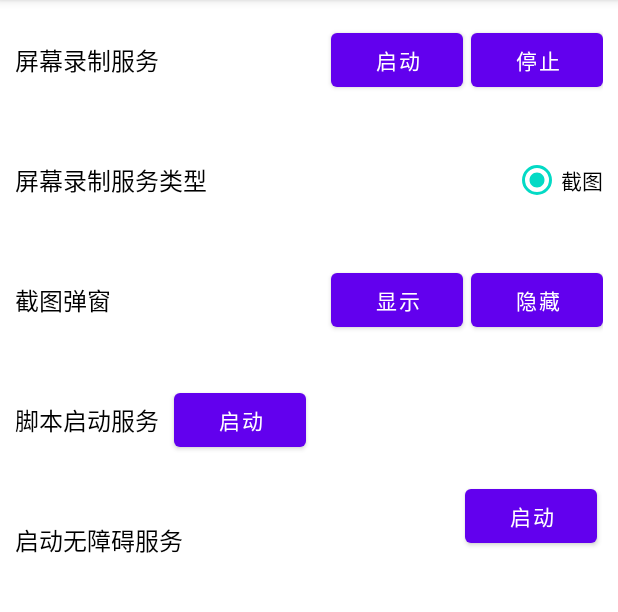
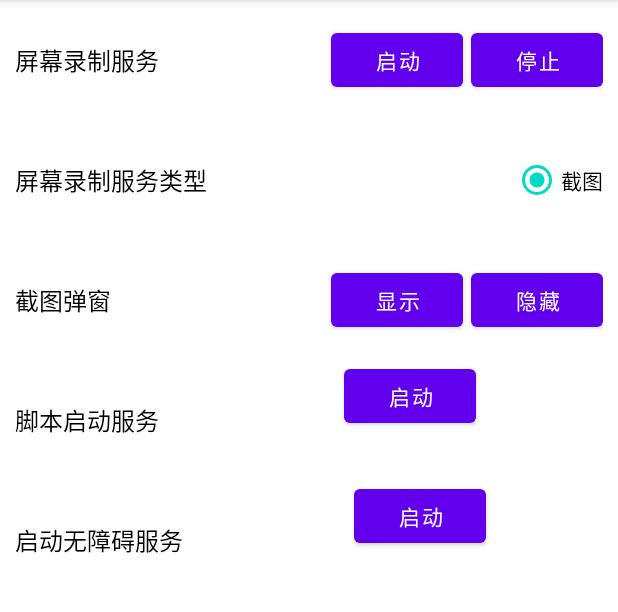
Before and after one commit to Sixiang-Wang/AppAgentBUAA, an Android app: the screen it shows after launch (MainActivity), on a phone screen of 412 x 824 dp, the part 84-696 px from its top. Run offline under Robolectric (Android 15) with nearby library versions, the phone set to English and light mode, and no system bars.

Commit message:
修改无障碍布局

```diff
--- a/AndroidStudioProjects/AndroidStudioProjects/app/src/main/res/layout/activity_main.xml
+++ b/AndroidStudioProjects/AndroidStudioProjects/app/src/main/res/layout/activity_main.xml
@@ -81,13 +81,13 @@
             android:text="脚本启动服务"
             android:layout_alignParentStart="true"
             android:layout_centerVertical="true" />
+
         <Button
             android:id="@+id/btn_startJiaoben"
             android:layout_width="wrap_content"
             android:layout_height="wrap_content"
+            android:layout_marginStart="123dp"
             android:layout_toEndOf="@id/tv_script_service"
-            android:layout_centerVertical="true"
-            android:layout_marginStart="10dp"
             android:text="启动" />
     </RelativeLayout>
 
@@ -104,7 +104,7 @@
             android:id="@+id/btn_startAccessibility"
             android:layout_width="wrap_content"
             android:layout_height="wrap_content"
-            android:layout_marginStart="188dp"
+            android:layout_marginStart="114dp"
             android:layout_toEndOf="@id/tv_accessibility_service"
             android:text="启动" />
     </RelativeLayout>
```
